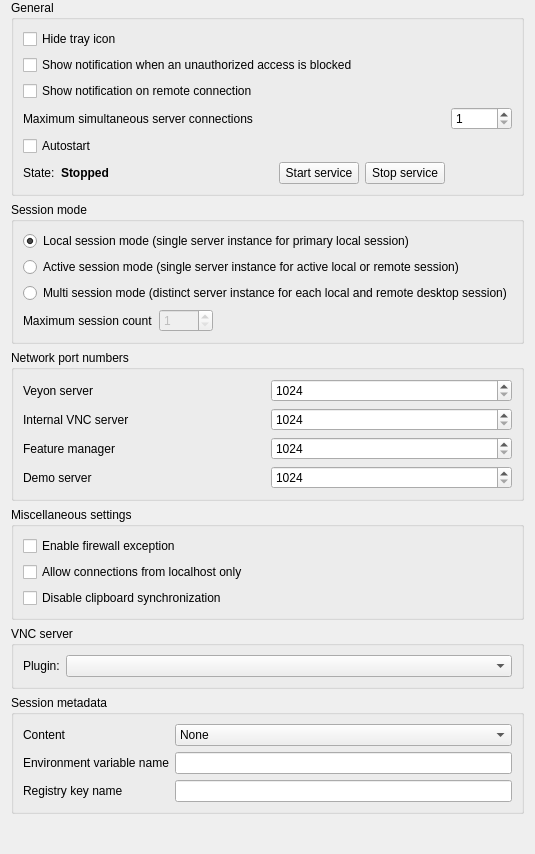
Old version of the form configurator/src/ServiceConfigurationPage.ui in the repository veyon/veyon.
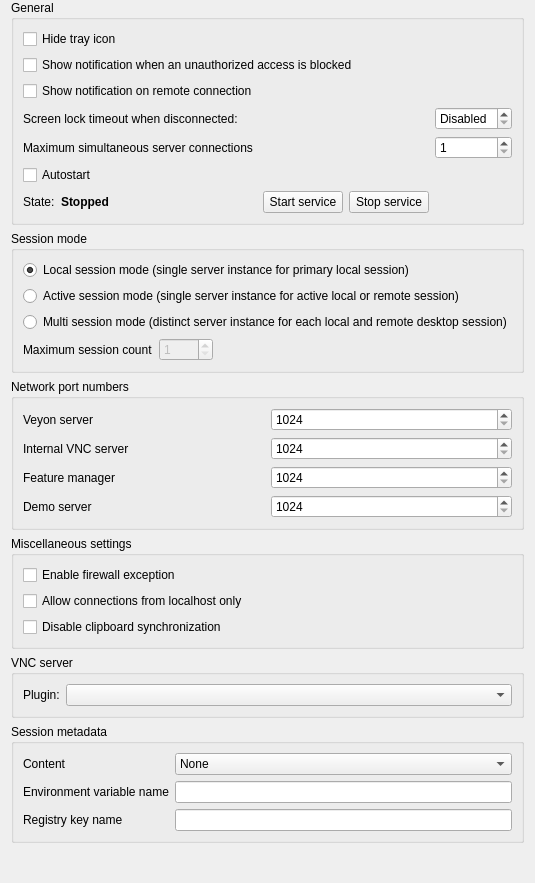
New version of the form. Icons and pictures are not drawn.

Commit message: feat(screenlock): add timeout and option to keep ScreenLock when closing Master (#1202)

```diff
--- a/configurator/src/ServiceConfigurationPage.ui
+++ b/configurator/src/ServiceConfigurationPage.ui
@@ -32,6 +32,32 @@
         </property>
        </widget>
       </item>
+      <item row="3" column="0">
+       <widget class="QLabel" name="screenLockTimeoutLabel">
+        <property name="text">
+         <string>Screen lock timeout when disconnected:</string>
+        </property>
+       </widget>
+      </item>
+      <item row="3" column="1">
+       <widget class="QSpinBox" name="screenLockTimeout">
+        <property name="toolTip">
+         <string>Time in minutes after which the screen will automatically unlock if connection to Veyon Master is lost or closed (0 = disabled)</string>
+        </property>
+        <property name="specialValueText">
+         <string>Disabled</string>
+        </property>
+        <property name="suffix">
+         <string> min</string>
+        </property>
+        <property name="minimum">
+         <number>0</number>
+        </property>
+        <property name="maximum">
+         <number>1440</number>
+        </property>
+       </widget>
+      </item>
       <item row="4" column="0">
        <widget class="QLabel" name="serverConnectionLimitLabel">
         <property name="text">
```
Left out of the diff: 1 changed line with no effect on the pictures. The commit also changes 8 other files.
